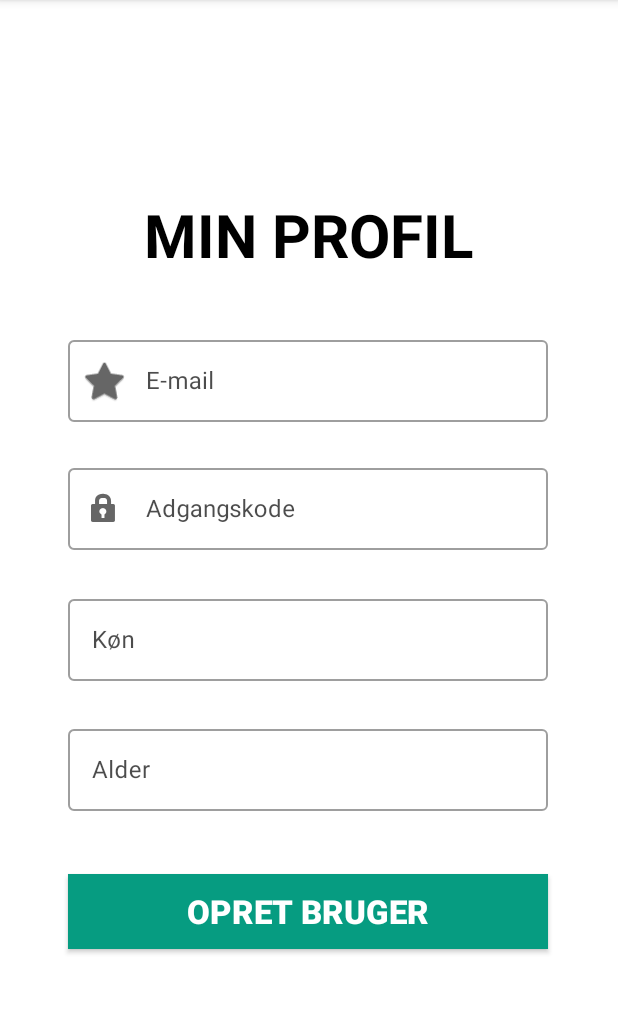
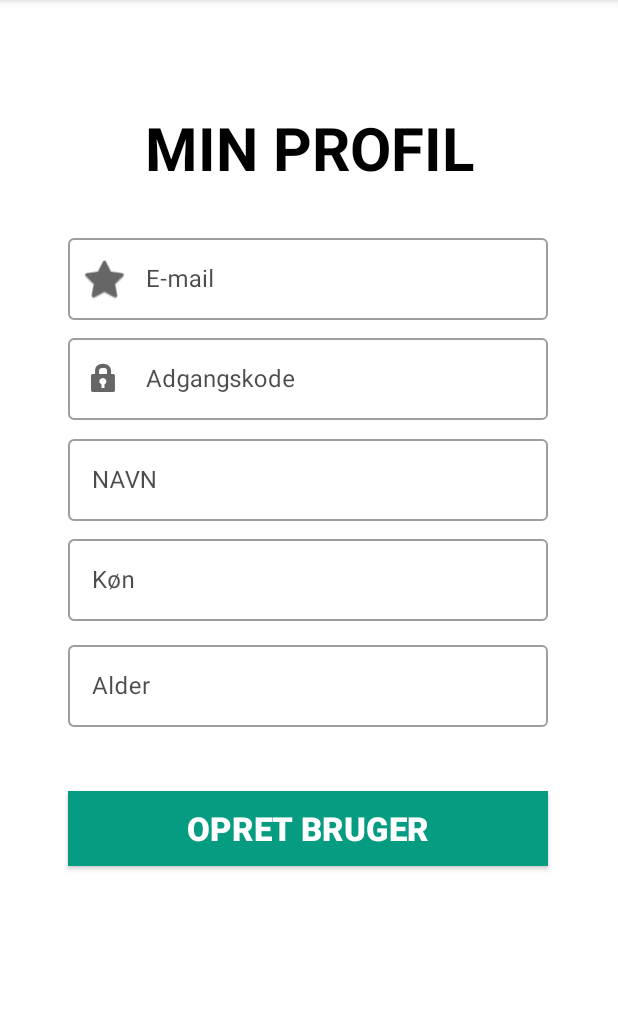
Before and after one commit to RGA797/OPENLOG, an Android app: the Opret_profil screen opened through its navigation route, on a phone screen of 412 x 824 dp, the part 84-1098 px from its top. Run offline under Robolectric (Android 15) with nearby library versions, the phone set to English and light mode, and no system bars; our stand-ins replace Firebase (no records; nobody signed in at launch, a user with empty details on screens opened directly).

Commit message:
made name given in database. also fetched for profile view

```diff
--- a/app/src/main/java/com/example/openlog/view/Profil.kt
+++ b/app/src/main/java/com/example/openlog/view/Profil.kt
@@ -38,6 +38,7 @@ class Profil : Fragment() {
         if (dataViewModel.userDataList.size != 0 ) {
             binding.alderTekst.text = dataViewModel.userDataList.get(0).getInputOne()
             binding.koenTekst.text = dataViewModel.userDataList.get(0).getInputTwo()
+            binding.navnTekst.text = dataViewModel.userDataList.get(1).getInputOne()
         }
     }
 
--- a/app/src/main/java/com/example/openlog/viewModel/DataViewModel.kt
+++ b/app/src/main/java/com/example/openlog/viewModel/DataViewModel.kt
@@ -69,9 +69,9 @@ class DataViewModel: ViewModel() {
         return data.storeInput(firebaseUser)
     }
 
-    //saves gender/age to database
-    fun saveUserData(firebaseUser: FirebaseUser, koen: String, alder: String) {
-        return data.storeUserData(firebaseUser, koen, alder)
+    //saves gender/age/name to database
+    fun saveUserData(firebaseUser: FirebaseUser, koen: String, alder: String, navn: String) {
+        return data.storeUserData(firebaseUser, koen, alder, navn)
     }
 
     //updates userDataList to hold all values of given type and date range
--- a/app/src/main/res/layout/fragment_opret_profil.xml
+++ b/app/src/main/res/layout/fragment_opret_profil.xml
@@ -19,10 +19,10 @@
             android:textStyle="bold"
             app:layout_constraintBottom_toBottomOf="parent"
             app:layout_constraintEnd_toEndOf="parent"
-        app:layout_constraintHorizontal_bias="0.497"
             app:layout_constraintStart_toStartOf="parent"
             app:layout_constraintTop_toTopOf="parent"
-        app:layout_constraintVertical_bias="0.163" />
+            app:layout_constraintVertical_bias="0.077" />
+
 
     <androidx.appcompat.widget.AppCompatButton
             android:id="@+id/opretProfilButton"
@@ -35,11 +35,10 @@
             android:textStyle="bold"
             app:layout_constraintBottom_toBottomOf="parent"
             app:layout_constraintEnd_toEndOf="parent"
-        app:layout_constraintHorizontal_bias="0.494"
+            app:layout_constraintHorizontal_bias="0.493"
             app:layout_constraintStart_toStartOf="parent"
             app:layout_constraintTop_toTopOf="parent"
-        app:layout_constraintVertical_bias="0.829" />
-
+            app:layout_constraintVertical_bias="0.748" />
 
     <com.google.android.material.textfield.TextInputLayout
         android:id="@+id/emailOpretTextInput"
@@ -53,7 +52,7 @@
         app:layout_constraintHorizontal_bias="0.494"
         app:layout_constraintStart_toStartOf="parent"
         app:layout_constraintTop_toTopOf="parent"
-        app:layout_constraintVertical_bias="0.302"
+        app:layout_constraintVertical_bias="0.2"
         app:startIconDrawable="@android:drawable/btn_star_big_off">
 
 
@@ -76,7 +75,7 @@
         app:layout_constraintHorizontal_bias="0.494"
         app:layout_constraintStart_toStartOf="parent"
         app:layout_constraintTop_toTopOf="parent"
-        app:layout_constraintVertical_bias="0.429"
+        app:layout_constraintVertical_bias="0.3"
         app:startIconDrawable="@android:drawable/ic_lock_idle_lock">
 
         <com.google.android.material.textfield.TextInputEditText
@@ -99,8 +98,8 @@
             app:layout_constraintEnd_toEndOf="parent"
             app:layout_constraintHorizontal_bias="0.494"
             app:layout_constraintStart_toStartOf="parent"
-        app:layout_constraintTop_toBottomOf="@+id/emailOpretTextInput"
-        app:layout_constraintVertical_bias="0.477">
+            app:layout_constraintVertical_bias="0.6"
+            app:layout_constraintTop_toTopOf="parent">
 
         <com.google.android.material.textfield.TextInputEditText
                 android:id="@+id/opretAlderText"
@@ -122,7 +121,7 @@
         app:layout_constraintHorizontal_bias="0.494"
         app:layout_constraintStart_toStartOf="parent"
         app:layout_constraintTop_toTopOf="parent"
-        app:layout_constraintVertical_bias="0.56">
+        app:layout_constraintVertical_bias="0.5">
 
         <com.google.android.material.textfield.TextInputEditText
             android:id="@+id/opretKønText"
@@ -132,4 +131,26 @@
             tools:ignore="TextContrastCheck,TouchTargetSizeCheck" />
     </com.google.android.material.textfield.TextInputLayout>
 
+    <com.google.android.material.textfield.TextInputLayout
+            android:id="@+id/navnTextInput"
+            style="@style/Widget.MaterialComponents.TextInputLayout.OutlinedBox"
+            android:layout_width="320dp"
+            android:layout_height="60dp"
+            android:hint="@string/navn"
+            android:textColorHint="#B3000000"
+            app:layout_constraintBottom_toBottomOf="parent"
+            app:layout_constraintEnd_toEndOf="parent"
+            app:layout_constraintHorizontal_bias="0.494"
+            app:layout_constraintStart_toStartOf="parent"
+            app:layout_constraintTop_toTopOf="parent"
+            app:layout_constraintVertical_bias="0.4">
+
+        <com.google.android.material.textfield.TextInputEditText
+                android:id="@+id/opretNavnText"
+                android:layout_width="match_parent"
+
+                android:layout_height="match_parent"
+                tools:ignore="TextContrastCheck,TouchTargetSizeCheck" />
+    </com.google.android.material.textfield.TextInputLayout>
+
 </androidx.constraintlayout.widget.ConstraintLayout>
```
Also changed, not shown: app/src/main/java/com/example/openlog/model/Data.kt (+9 -4 lines), app/src/main/java/com/example/openlog/view/Opret_profil.kt (+5 -2 lines), app/src/main/res/layout/fragment_profil.xml (+13 -0 lines). Lines whose indentation alone changed are shown as unchanged.
